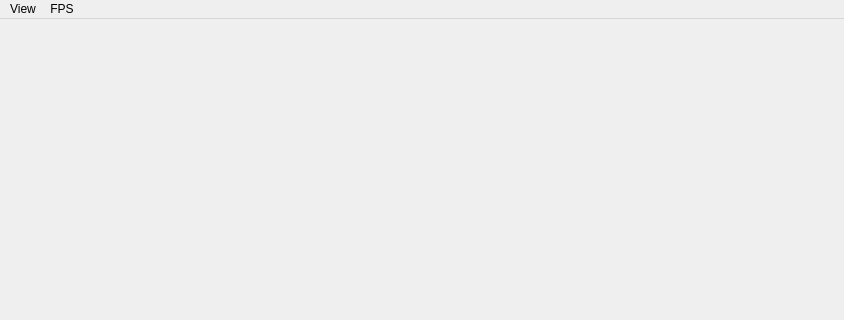
Above: mainwindow.ui from Yalee104/MultiStreamAI before the change; both pictures show x 0 to 844 and y 0 to 320 of the 844 by 624 pixel window. Below: the same form after it.
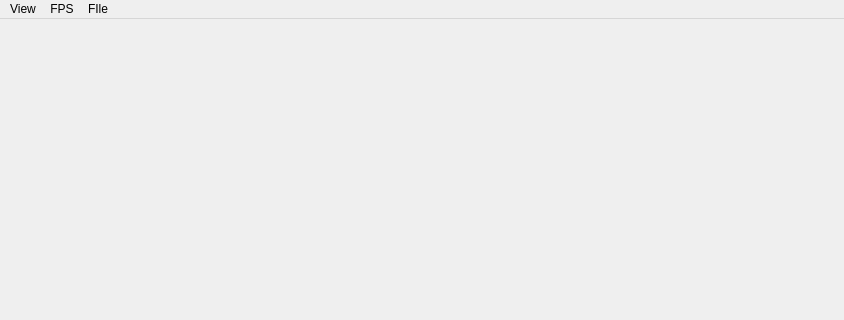
That is the form after the change. Icons and pictures are not drawn.

```diff
--- a/mainwindow.ui
+++ b/mainwindow.ui
@@ -22,7 +22,7 @@
      <x>0</x>
      <y>0</y>
      <width>844</width>
-     <height>26</height>
+     <height>22</height>
     </rect>
    </property>
    <widget class="QMenu" name="menuView">
@@ -48,8 +48,16 @@
     <addaction name="actionStreamFPS_10"/>
     <addaction name="actionStreamFPS_5"/>
    </widget>
+   <widget class="QMenu" name="menuFIle">
+    <property name="title">
+     <string>FIle</string>
+    </property>
+    <addaction name="actionSave_Stream_Config"/>
+    <addaction name="actionLoad_Stream_Config"/>
+   </widget>
    <addaction name="menuView"/>
    <addaction name="menuFPS"/>
+   <addaction name="menuFIle"/>
   </widget>
   <widget class="QStatusBar" name="statusbar"/>
   <action name="actionRemove_View">
```
Left out of the diff: 13 changed lines with no effect on the pictures.
